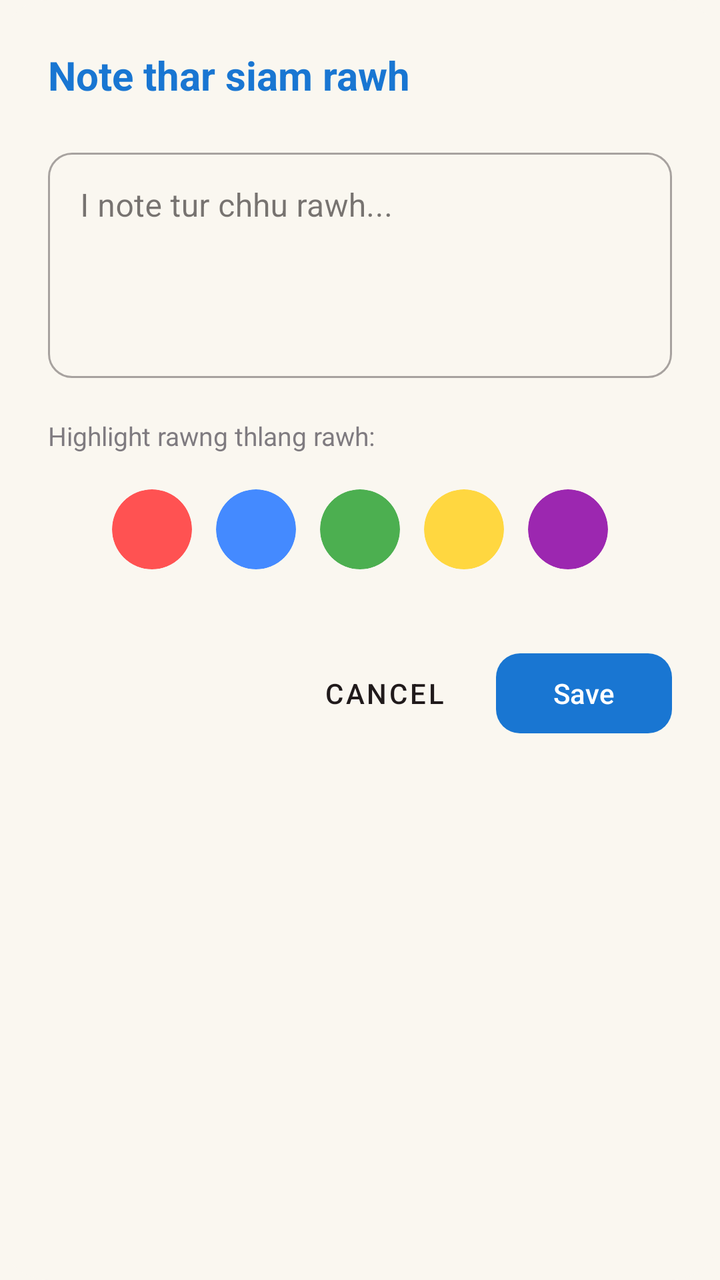
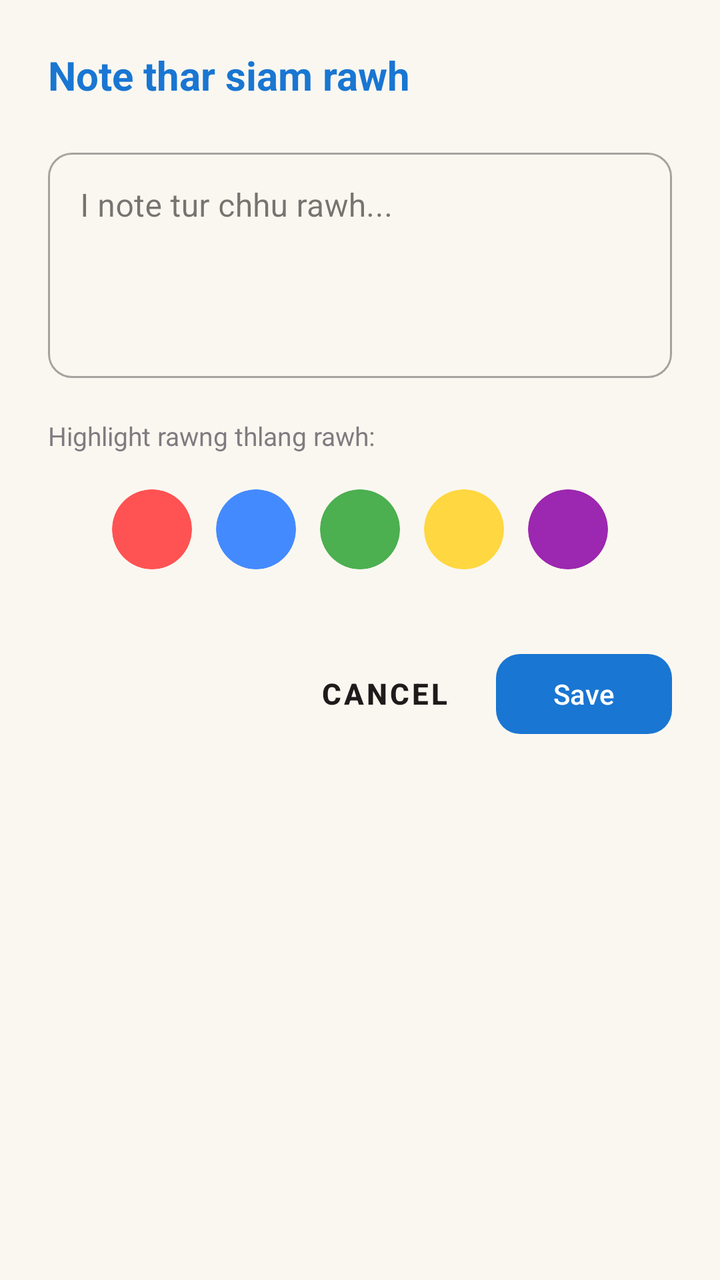

An Android layout rendered at two revisions. The XML below is the earlier revision; the diff shows what the commit changed to produce the second picture.
<!-- AndroidManifest.xml: application theme Theme.MizoGoBible -->
<!-- res/layout/dialog_note.xml -->
<?xml version="1.0" encoding="utf-8"?>
<com.google.android.material.card.MaterialCardView xmlns:android="http://schemas.android.com/apk/res/android"
    xmlns:app="http://schemas.android.com/apk/res-auto"
    android:layout_width="match_parent"
    android:layout_height="wrap_content"
    app:cardCornerRadius="24dp"
    app:cardElevation="0dp"
    app:strokeWidth="0dp">

    <LinearLayout
        android:layout_width="match_parent"
        android:layout_height="wrap_content"
        android:orientation="vertical"
        android:padding="24dp">

        <TextView
            android:layout_width="match_parent"
            android:layout_height="wrap_content"
            android:text="Note thar siam rawh"
            android:textColor="?attr/colorPrimary"
            android:textSize="20sp"
            android:textStyle="bold" />

        <com.google.android.material.textfield.TextInputLayout
            style="@style/Widget.MaterialComponents.TextInputLayout.OutlinedBox"
            android:layout_width="match_parent"
            android:layout_height="wrap_content"
            android:layout_marginTop="20dp"
            app:boxCornerRadiusBottomEnd="12dp"
            app:boxCornerRadiusBottomStart="12dp"
            app:boxCornerRadiusTopEnd="12dp"
            app:boxCornerRadiusTopStart="12dp">

            <com.google.android.material.textfield.TextInputEditText
                android:id="@+id/editNoteText"
                android:layout_width="match_parent"
                android:layout_height="wrap_content"
                android:gravity="top"
                android:hint="I note tur chhu rawh..."
                android:minLines="4"
                android:inputType="textMultiLine|textCapSentences" />
        </com.google.android.material.textfield.TextInputLayout>

        <TextView
            android:layout_width="wrap_content"
            android:layout_height="wrap_content"
            android:layout_marginTop="20dp"
            android:text="Highlight rawng thlang rawh:"
            android:textSize="13sp"
            android:alpha="0.7" />

        <LinearLayout
            android:layout_width="match_parent"
            android:layout_height="wrap_content"
            android:layout_marginTop="12dp"
            android:gravity="center"
            android:orientation="horizontal">

            <com.google.android.material.card.MaterialCardView
                android:id="@+id/colorRed"
                android:layout_width="40dp"
                android:layout_height="40dp"
                android:layout_margin="6dp"
                android:clickable="true"
                android:focusable="true"
                app:cardBackgroundColor="#FF5252"
                app:cardCornerRadius="20dp"
                app:strokeWidth="3dp"
                app:strokeColor="@android:color/transparent"/>

            <com.google.android.material.card.MaterialCardView
                android:id="@+id/colorBlue"
                android:layout_width="40dp"
                android:layout_height="40dp"
                android:layout_margin="6dp"
                android:clickable="true"
                android:focusable="true"
                app:cardBackgroundColor="#448AFF"
                app:cardCornerRadius="20dp"
                app:strokeWidth="3dp"
                app:strokeColor="@android:color/transparent"/>

            <com.google.android.material.card.MaterialCardView
                android:id="@+id/colorGreen"
                android:layout_width="40dp"
                android:layout_height="40dp"
                android:layout_margin="6dp"
                android:clickable="true"
                android:focusable="true"
                app:cardBackgroundColor="#4CAF50"
                app:cardCornerRadius="20dp"
                app:strokeWidth="3dp"
                app:strokeColor="@android:color/transparent"/>

            <com.google.android.material.card.MaterialCardView
                android:id="@+id/colorYellow"
                android:layout_width="40dp"
                android:layout_height="40dp"
                android:layout_margin="6dp"
                android:clickable="true"
                android:focusable="true"
                app:cardBackgroundColor="#FFD740"
                app:cardCornerRadius="20dp"
                app:strokeWidth="3dp"
                app:strokeColor="@android:color/transparent"/>

            <com.google.android.material.card.MaterialCardView
                android:id="@+id/colorPurple"
                android:layout_width="40dp"
                android:layout_height="40dp"
                android:layout_margin="6dp"
                android:clickable="true"
                android:focusable="true"
                app:cardBackgroundColor="#9C27B0"
                app:cardCornerRadius="20dp"
                app:strokeWidth="3dp"
                app:strokeColor="@android:color/transparent"/>
        </LinearLayout>

        <LinearLayout
            android:layout_width="match_parent"
            android:layout_height="wrap_content"
            android:layout_marginTop="32dp"
            android:gravity="end"
            android:orientation="horizontal">

            <com.google.android.material.button.MaterialButton
                android:id="@+id/btnCancelNote"
                style="@style/Widget.MaterialComponents.Button.TextButton"
                android:layout_width="wrap_content"
                android:layout_height="wrap_content"
                android:text="Cancel"
                android:textColor="?attr/colorOnSurface" />

            <com.google.android.material.button.MaterialButton
                android:id="@+id/btnSaveNote"
                android:layout_width="wrap_content"
                android:layout_height="wrap_content"
                android:layout_marginStart="12dp"
                android:text="Save"
                app:cornerRadius="12dp" />
        </LinearLayout>
    </LinearLayout>
</com.google.android.material.card.MaterialCardView>
<!-- resources referenced by this layout -->
<resources>
  <style name="Theme.MizoGoBible" parent="Theme.Material3.DayNight.NoActionBar">
          
          <item name="colorPrimary">@color/bible_blue</item>
          <item name="colorOnPrimary">@color/white</item>
          
          
          <item name="android:windowBackground">#FAF7F0</item>
          <item name="colorSurface">#FAF7F0</item>
          <item name="colorOnSurface">#201A1B</item>
          <item name="colorSurfaceVariant">#EBE2CF</item>
          
          
          <item name="android:statusBarColor">@android:color/transparent</item>
          <item name="android:navigationBarColor">@android:color/transparent</item>
          <item name="android:windowLightStatusBar">true</item>
          <item name="android:windowLightNavigationBar" tools:targetApi="27">true</item>
  
          
          <item name="colorPrimaryContainer">#D3E4FF</item>
          <item name="colorOnPrimaryContainer">#001C38</item>
          <item name="colorSecondaryContainer">#EBE2CF</item>
          <item name="colorOnSecondaryContainer">#1A1C1E</item>
          
          <item name="elevationOverlayEnabled">false</item>
      </style>
  <color name="bible_blue">#1976D2</color>
  <color name="white">#FFFFFFFF</color>
</resources>

<!-- the commit's change to res/layout/dialog_note.xml (unified diff, before → after) -->
@@ -130,6 +130,8 @@
                 android:layout_width="wrap_content"
                 android:layout_height="wrap_content"
                 android:text="Cancel"
+                android:textStyle="bold"
+                android:textSize="14.5sp"
                 android:textColor="?attr/colorOnSurface" />
 
             <com.google.android.material.button.MaterialButton
